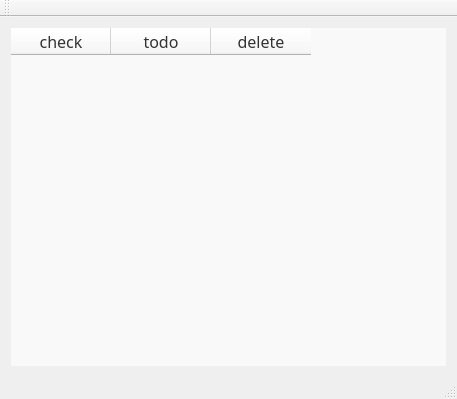
The window that mainwindow.ui (chhsgithub/EdgeNotes) describes before a commit, drawn with Qt 5.
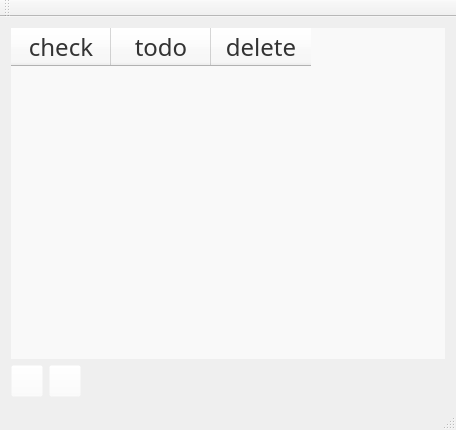
The same window after the commit. Icons and pictures are not drawn.

Diff of the .ui file:
```diff
--- a/mainwindow.ui
+++ b/mainwindow.ui
@@ -6,8 +6,8 @@
    <rect>
     <x>0</x>
     <y>0</y>
-    <width>457</width>
-    <height>399</height>
+    <width>456</width>
+    <height>430</height>
    </rect>
   </property>
   <property name="palette">
@@ -25,7 +25,67 @@
   </property>
   <widget class="QWidget" name="centralWidget">
    <layout class="QGridLayout" name="gridLayout">
-    <item row="0" column="0" rowspan="2" colspan="2">
+    <item row="3" column="0">
+     <widget class="QPushButton" name="pinButton">
+      <property name="maximumSize">
+       <size>
+        <width>32</width>
+        <height>32</height>
+       </size>
+      </property>
+      <property name="styleSheet">
+       <string notr="true">background-color: rgba(255, 255, 255, 0);</string>
+      </property>
+      <property name="text">
+       <string/>
+      </property>
+      <property name="icon">
+       <iconset>
+        <normaloff>:/png/pin.png</normaloff>:/png/pin.png</iconset>
+      </property>
+      <property name="iconSize">
+       <size>
+        <width>64</width>
+        <height>0</height>
+       </size>
+      </property>
+     </widget>
+    </item>
+    <item row="2" column="3">
+     <widget class="QPushButton" name="addToDo">
+      <property name="maximumSize">
+       <size>
+        <width>1</width>
+        <height>1</height>
+       </size>
+      </property>
+      <property name="styleSheet">
+       <string notr="true">* { show-decoration-selected: 1 }
+* { border: 0px solid white }
+* { font: large &quot;幼圆&quot; }
+* {background-color:transparent}
+
+QListView::item:hover {
+    background: qlineargradient(x1: 0, y1: 0, x2: 0, y2: 1,
+                                stop: 0 transparent, stop: 1 transparent);
+}
+
+QListView::item:selected:!active {
+    background: qlineargradient(x1: 0, y1: 0, x2: 0, y2: 1,
+                                stop: 0 transparent, stop: 1 transparent);
+}
+
+QListView::icon:hover {
+    background: qlineargradient(x1: 0, y1: 0, x2: 0, y2: 1,
+                                stop: 0 transparent, stop: 1 transparent);
+}</string>
+      </property>
+      <property name="text">
+       <string/>
+      </property>
+     </widget>
+    </item>
+    <item row="0" column="0" rowspan="3" colspan="4">
      <widget class="QTableWidget" name="toDoTable">
       <property name="palette">
        <palette>
@@ -202,7 +262,7 @@
       <property name="font">
        <font>
         <family>微软雅黑</family>
-        <pointsize>12</pointsize>
+        <pointsize>18</pointsize>
         <weight>50</weight>
         <italic>false</italic>
         <bold>false</bold>
@@ -247,34 +307,22 @@
       </column>
      </widget>
     </item>
-    <item row="1" column="1">
-     <widget class="QPushButton" name="addToDo">
+    <item row="3" column="1">
+     <widget class="QPushButton" name="settingButton">
+      <property name="minimumSize">
+       <size>
+        <width>32</width>
+        <height>32</height>
+       </size>
+      </property>
       <property name="maximumSize">
        <size>
-        <width>1</width>
-        <height>1</height>
+        <width>32</width>
+        <height>32</height>
        </size>
       </property>
       <property name="styleSheet">
-       <string notr="true">* { show-decoration-selected: 1 }
-* { border: 0px solid white }
-* { font: large &quot;幼圆&quot; }
-* {background-color:transparent}
-
-QListView::item:hover {
-    background: qlineargradient(x1: 0, y1: 0, x2: 0, y2: 1,
-                                stop: 0 transparent, stop: 1 transparent);
-}
-
-QListView::item:selected:!active {
-    background: qlineargradient(x1: 0, y1: 0, x2: 0, y2: 1,
-                                stop: 0 transparent, stop: 1 transparent);
-}
-
-QListView::icon:hover {
-    background: qlineargradient(x1: 0, y1: 0, x2: 0, y2: 1,
-                                stop: 0 transparent, stop: 1 transparent);
-}</string>
+       <string notr="true">background-color: rgba(255, 255, 255, 0);</string>
       </property>
       <property name="text">
        <string/>
```
Left out of the diff: 8 changed lines with no effect on the pictures.
